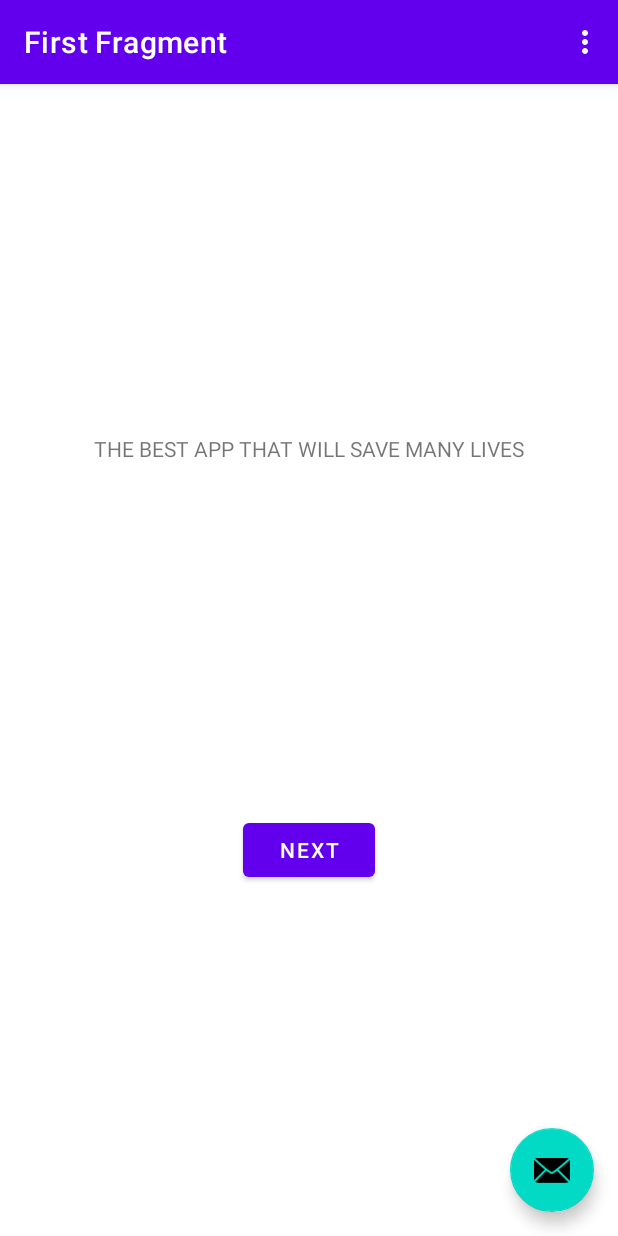
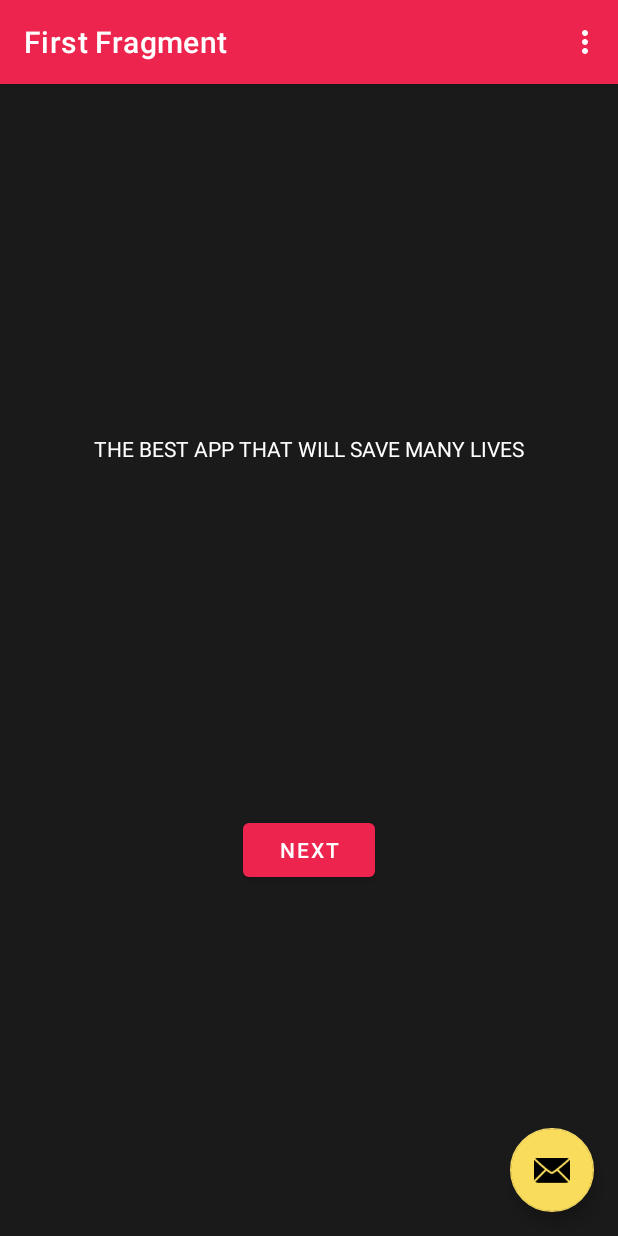
Before and after one commit to JonasKucinskas/MileMate, an Android app: the screen it shows after launch (MainActivity), on a phone screen of 412 x 824 dp. Run offline under Robolectric (Android 15) with nearby library versions, the phone set to English and light mode, and no system bars; our stand-ins replace navigation-ui.

Commit message:
MM-8. Changed color values. Added additional color attributes to background and text.

```diff
--- a/app/src/main/res/layout/activity_main.xml
+++ b/app/src/main/res/layout/activity_main.xml
@@ -4,7 +4,8 @@
     xmlns:tools="http://schemas.android.com/tools"
     android:layout_width="match_parent"
     android:layout_height="match_parent"
-    tools:context=".MainActivity">
+    tools:context=".MainActivity"
+    android:background="@color/gray_main">
 
     <FrameLayout
         android:id="@+id/frameLayout"
@@ -37,6 +38,7 @@
         android:layout_gravity="bottom|end"
         android:layout_marginEnd="@dimen/fab_margin"
         android:layout_marginBottom="16dp"
-        app:srcCompat="@android:drawable/ic_dialog_email" />
+        app:srcCompat="@android:drawable/ic_dialog_email"
+        android:contentDescription="FAB_placeholder" />
 
 </androidx.coordinatorlayout.widget.CoordinatorLayout>
--- a/app/src/main/res/layout/content_main.xml
+++ b/app/src/main/res/layout/content_main.xml
@@ -3,7 +3,8 @@
     xmlns:app="http://schemas.android.com/apk/res-auto"
     android:layout_width="match_parent"
     android:layout_height="match_parent"
-    app:layout_behavior="@string/appbar_scrolling_view_behavior">
+    app:layout_behavior="@string/appbar_scrolling_view_behavior"
+    android:background="@color/gray_main">
 
     <fragment
         android:id="@+id/nav_host_fragment_content_main"
--- a/app/src/main/res/layout/fragment_first.xml
+++ b/app/src/main/res/layout/fragment_first.xml
@@ -10,6 +10,7 @@
         android:id="@+id/textview_first"
         android:layout_width="wrap_content"
         android:layout_height="wrap_content"
+        android:textColor="@color/white"
         android:text="@string/hello_first_fragment"
         app:layout_constraintBottom_toTopOf="@id/button_first"
         app:layout_constraintEnd_toEndOf="parent"
--- a/app/src/main/res/values-night/themes.xml
+++ b/app/src/main/res/values-night/themes.xml
@@ -2,12 +2,12 @@
     <!-- Base application theme. -->
     <style name="Theme.MileMate" parent="Theme.MaterialComponents.DayNight.DarkActionBar">
         <!-- Primary brand color. -->
-        <item name="colorPrimary">@color/purple_200</item>
-        <item name="colorPrimaryVariant">@color/purple_700</item>
-        <item name="colorOnPrimary">@color/black</item>
+        <item name="colorPrimary">#ed254e</item>
+        <item name="colorPrimaryVariant">#AA1B38</item>
+        <item name="colorOnPrimary">#ffffff</item>
         <!-- Secondary brand color. -->
-        <item name="colorSecondary">@color/teal_200</item>
-        <item name="colorSecondaryVariant">@color/teal_200</item>
+        <item name="colorSecondary">#f9dc5c</item>
+        <item name="colorSecondaryVariant">#A6933B</item>
         <item name="colorOnSecondary">@color/black</item>
         <!-- Status bar color. -->
         <item name="android:statusBarColor">?attr/colorPrimaryVariant</item>
--- a/app/src/main/res/values/colors.xml
+++ b/app/src/main/res/values/colors.xml
@@ -1,10 +1,11 @@
 <?xml version="1.0" encoding="utf-8"?>
 <resources>
-    <color name="purple_200">#FFBB86FC</color>
-    <color name="purple_500">#FF6200EE</color>
-    <color name="purple_700">#FF3700B3</color>
-    <color name="teal_200">#FF03DAC5</color>
-    <color name="teal_700">#FF018786</color>
+    <color name="red_light">#ed254e</color>
+    <color name="red_main">#ed254e</color>
+    <color name="red_dark">#AA1B38</color>
+    <color name="yellow_main">#f9dc5c</color>
+    <color name="yellow_dark">#A6933B</color>
     <color name="black">#FF000000</color>
+    <color name="gray_main">#1a1a1a</color>
     <color name="white">#FFFFFFFF</color>
 </resources>
--- a/app/src/main/res/values/strings.xml
+++ b/app/src/main/res/values/strings.xml
@@ -9,4 +9,5 @@
 
     <string name="hello_first_fragment">THE BEST APP THAT WILL SAVE MANY LIVES</string>
     <string name="hello_second_fragment">Hello second fragment. Arg: %1$s</string>
+    <string name="placeholder">Placeholder</string>
 </resources>
--- a/app/src/main/res/values/themes.xml
+++ b/app/src/main/res/values/themes.xml
@@ -2,12 +2,12 @@
     <!-- Base application theme. -->
     <style name="Theme.MileMate" parent="Theme.MaterialComponents.DayNight.DarkActionBar">
         <!-- Primary brand color. -->
-        <item name="colorPrimary">@color/purple_500</item>
-        <item name="colorPrimaryVariant">@color/purple_700</item>
+        <item name="colorPrimary">@color/red_main</item>
+        <item name="colorPrimaryVariant">@color/red_dark</item>
         <item name="colorOnPrimary">@color/white</item>
         <!-- Secondary brand color. -->
-        <item name="colorSecondary">@color/teal_200</item>
-        <item name="colorSecondaryVariant">@color/teal_700</item>
+        <item name="colorSecondary">#f9dc5c</item>
+        <item name="colorSecondaryVariant">#A6933B</item>
         <item name="colorOnSecondary">@color/black</item>
         <!-- Status bar color. -->
         <item name="android:statusBarColor">?attr/colorPrimaryVariant</item>
```
